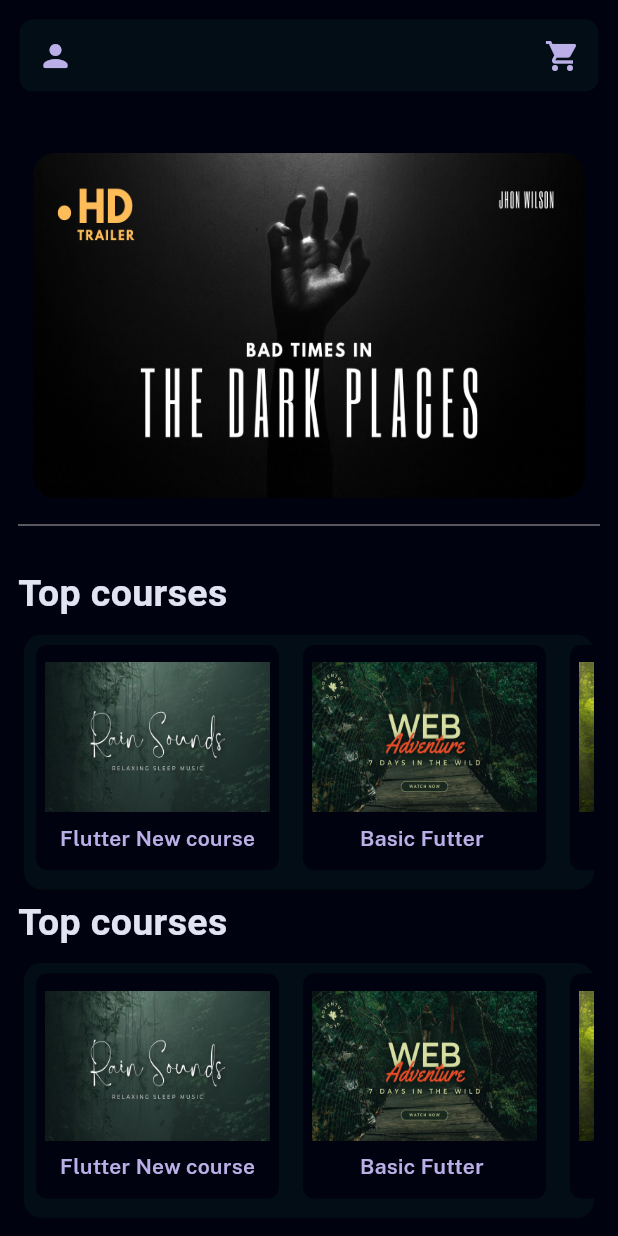
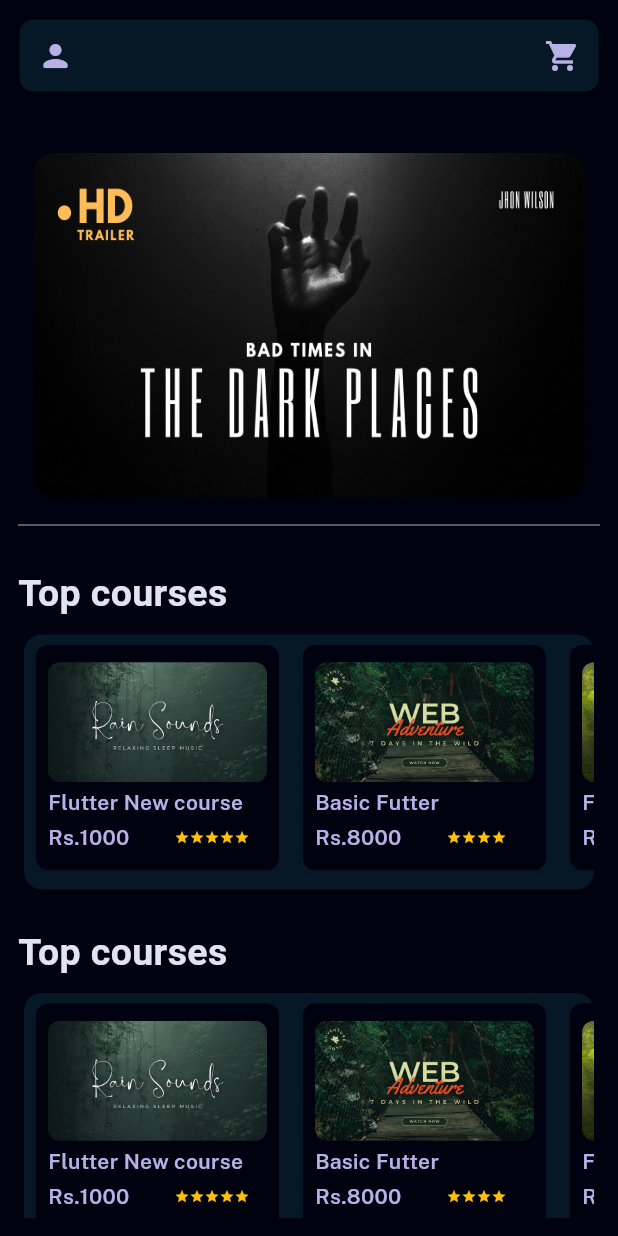
Before and after one commit to soorajydv/MindMorph, a Flutter app: the screen it shows after launch, on a phone screen of 412 x 824 dp. Run offline on Flutter 3.47's test engine with Material 3 defaults, Android fonts, the phone set to English and light mode, and no system bars; drawn by our look-alikes of flutter_rating_bar, velocity_x; our stand-ins replace easy_search_bar, font_awesome_flutter, get, lottie; missing offline and left inert: appinio_video_player.

Commit message:
course detail is updated

```diff
--- a/mobile-flutter/lib/commonwidget/coursettitle/coursetitle.dart
+++ b/mobile-flutter/lib/commonwidget/coursettitle/coursetitle.dart
@@ -1,29 +1,55 @@
 import 'package:flutter/material.dart';
+import 'package:morph/commonwidget/ratingbar.dart';
 import 'package:morph/const/color.dart';
 import 'package:morph/const/fonts.dart';
 import 'package:velocity_x/velocity_x.dart';
 
-Widget featurelistRow({image, String? name}) {
-  return Column(
-    mainAxisAlignment: MainAxisAlignment.spaceEvenly,
-    children: [
-      Image.asset(
-        image,
-        width: 150,
-        height: 100,
-        fit: BoxFit.fill,
-      ),
-      // 5.widthBox,
-      name!.text.fontFamily(semibold).color(titlecolor).make(),
-    ],
-  )
-      .box
-      .width(190)
-      .height(150)
-      .margin(const EdgeInsets.symmetric(horizontal: 1))
-      .color(themecolor)
-      .padding(const EdgeInsets.all(4))
-      .roundedSM
-      .outerShadowSm
-      .make();
+Widget featurelistRow({image, String? name, String? price, int? countstar}) {
+  return Container(
+    width: 250,
+    height: 150,
+    margin: const EdgeInsets.symmetric(horizontal: 1),
+    decoration: BoxDecoration(
+      color: themecolor,
+      borderRadius: BorderRadius.circular(8),
+      boxShadow: [
+        BoxShadow(
+          color: Colors.black12,
+          offset: Offset(0, 2),
+          blurRadius: 4,
+        ),
+      ],
+    ),
+    padding: const EdgeInsets.all(8),
+    child: Column(
+      crossAxisAlignment: CrossAxisAlignment.start,
+      mainAxisAlignment: MainAxisAlignment.spaceEvenly,
+      children: [
+        Container(
+          decoration: BoxDecoration(
+            borderRadius: BorderRadius.circular(8),
+            image: DecorationImage(
+              image: AssetImage(image),
+              fit: BoxFit.cover,
+            ),
+          ),
+          width: double.infinity,
+          height: 80,
+        ),
+        name!.text.fontFamily(semibold).color(titlecolor).make(),
+        Row(
+          children: [
+            price!.text.fontFamily(semibold).color(titlecolor).make(),
+            30.widthBox,
+            Expanded(
+              child: SizedBox(
+                  height: 10,
+                  width: 30,
+                  child: ratingbar(10, 0.01, countstar!)),
+            ),
+          ],
+        ),
+      ],
+    ),
+  );
 }
--- a/mobile-flutter/lib/const/color.dart
+++ b/mobile-flutter/lib/const/color.dart
@@ -7,7 +7,7 @@ const subtexColor = Color.fromARGB(255, 108, 108, 135);
 const buttoncolor = Color.fromARGB(255, 12, 38, 107);
 const Redcolor = Color.fromARGB(255, 210, 3, 3);
 const boxcolor = Color.fromARGB(255, 81, 97, 124);
-const backgrounghilghtcolor = Color.fromARGB(255, 3, 13, 22);
+const backgrounghilghtcolor = Color.fromARGB(255, 6, 23, 38);
 const listcolor = Color.fromARGB(255, 68, 78, 104);
 const boxtilecolor = Color.fromARGB(255, 27, 28, 37);
 const subtextcolor = Color.fromARGB(255, 179, 179, 182);
--- a/mobile-flutter/lib/const/string.dart
+++ b/mobile-flutter/lib/const/string.dart
@@ -1,3 +1,4 @@
+// thumbnail for image
 const img1 = 'assets/images/img1.png';
 const img2 = 'assets/images/img3.png';
 
@@ -7,9 +8,21 @@ const img4 = 'assets/images/img3.png';
 const imag1st = 'assets/images/imag1st.png';
 const image2nd = 'assets/images/imag3.png';
 const Image3rd = 'assets/images/image2nd.png';
-//for string
+//for namecourse
 const Flutter = "Flutter New course";
 const Fluttera2z = "Flutter A TO Z";
 const FlutterBasic = "Basic Futter ";
 const java = "Java Full course";
 const React = "updated react";
+// for pricelist
+const p1 = "Rs.1000";
+const p2 = "Rs.8000";
+const p3 = "Rs.1500";
+const p4 = "Rs.2000";
+const p5 = "Rs.2200";
+const p6 = "Rs.1000";
+// for ratingcount
+const c1 = 5;
+const c2 = 4;
+const c3 = 5;
+const c4 = 4;
--- /dev/null
+++ b/mobile-flutter/lib/elementlist/pricelist.dart
@@ -0,0 +1,3 @@
+import 'package:morph/const/string.dart';
+
+const pricelist = [p1, p2, p3, p4];
--- /dev/null
+++ b/mobile-flutter/lib/elementlist/ratingvaluelist.dart
@@ -0,0 +1,3 @@
+import 'package:morph/const/string.dart';
+
+const ratingcount = [c1, c2, c3, c4];
--- a/mobile-flutter/lib/homescreen/homepage.dart
+++ b/mobile-flutter/lib/homescreen/homepage.dart
@@ -2,9 +2,10 @@ import 'package:flutter/material.dart';
 import 'package:get/get.dart';
 import 'package:morph/commonwidget/coursettitle/coursetitle.dart';
 import 'package:morph/const/color.dart';
-import 'package:morph/cousredetail/course.dart';
 import 'package:morph/cousredetail/videoplayer.dart';
 import 'package:morph/elementlist/imagelist.dart';
+import 'package:morph/elementlist/pricelist.dart';
+import 'package:morph/elementlist/ratingvaluelist.dart';
 import 'package:morph/elementlist/stringlist.dart';
 import 'package:morph/homescreen/profile.dart/account.dart';
 import 'package:morph/searcheswdget/search.dart';
@@ -112,13 +113,16 @@ class _HomepageState extends State<Homepage> {
                                 Get.to(() => videoplayer());
                               },
                               child: Container(
-                                height: 170,
+                                height: 250,
                                 width: 178,
                                 padding: const EdgeInsets.all(7),
                                 child: Column(children: [
                                   featurelistRow(
-                                      image: courselist[index],
-                                      name: coursedetail[index])
+                                    image: courselist[index],
+                                    name: coursedetail[index],
+                                    price: pricelist[index],
+                                    countstar: ratingcount[index],
+                                  ),
                                 ]).box.make(),
                               ),
                             ),
@@ -127,7 +131,7 @@ class _HomepageState extends State<Homepage> {
                       ),
                     ),
                   ),
-                  //yaha vanda muni ko chai paxi milaune hai ta
+                  20.heightBox,
                   Align(
                     child: "Top courses"
                         .text
@@ -153,16 +157,19 @@ class _HomepageState extends State<Homepage> {
                             3,
                             (index) => GestureDetector(
                               onTap: () {
-                                Get.to(() => const drawer());
+                                Get.to(() => videoplayer());
                               },
                               child: Container(
-                                height: 170,
+                                height: 250,
                                 width: 178,
                                 padding: const EdgeInsets.all(7),
                                 child: Column(children: [
                                   featurelistRow(
-                                      image: courselist[index],
-                                      name: coursedetail[index])
+                                    image: courselist[index],
+                                    name: coursedetail[index],
+                                    price: pricelist[index],
+                                    countstar: ratingcount[index],
+                                  ),
                                 ]).box.make(),
                               ),
                             ),
@@ -171,6 +178,7 @@ class _HomepageState extends State<Homepage> {
                       ),
                     ),
                   ),
+                  20.heightBox,
                   Align(
                     child: "Top courses"
                         .text
@@ -196,16 +204,19 @@ class _HomepageState extends State<Homepage> {
                             3,
                             (index) => GestureDetector(
                               onTap: () {
-                                Get.to(() => const drawer());
+                                Get.to(() => videoplayer());
                               },
                               child: Container(
-                                height: 170,
+                                height: 250,
                                 width: 178,
                                 padding: const EdgeInsets.all(7),
                                 child: Column(children: [
                                   featurelistRow(
-                                      image: courselist[index],
-                                      name: coursedetail[index])
+                                    image: courselist[index],
+                                    name: coursedetail[index],
+                                    price: pricelist[index],
+                                    countstar: ratingcount[index],
+                                  ),
                                 ]).box.make(),
                               ),
                             ),
```
Also changed, not shown: mobile-flutter/lib/commonwidget/ratingbar.dart (+9 -7 lines), mobile-flutter/lib/cousredetail/videoplayer.dart (+4 -3 lines).
